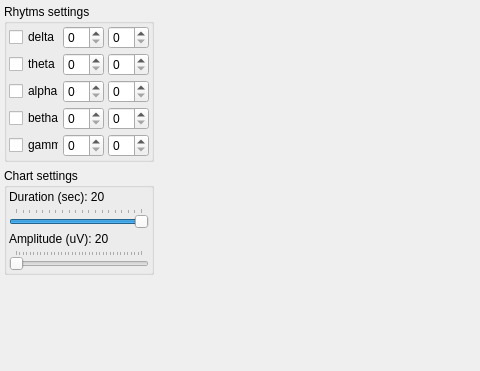
First picture: the form in UI/rhytmwindow.ui, repository ZarkSPb/BB_Python, before the edit; both pictures show x 0 to 480 and y 0 to 371 of the 980 by 649 pixel window.
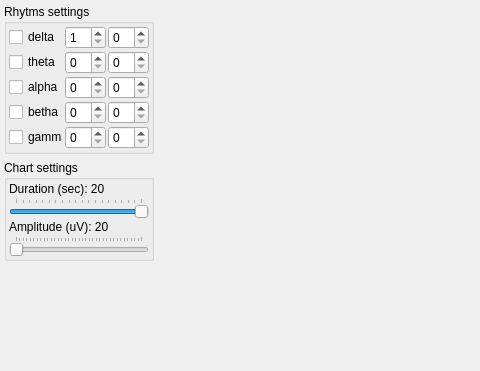
Second picture: the form after the edit.

Commit message: Open rhytm window

The edit to the form file:
```diff
--- a/UI/rhytmwindow.ui
+++ b/UI/rhytmwindow.ui
@@ -78,7 +78,7 @@
           <number>2</number>
          </property>
          <property name="spacing">
-          <number>4</number>
+          <number>2</number>
          </property>
          <item row="0" column="0">
           <widget class="QCheckBox" name="checkBox">
@@ -89,6 +89,9 @@
          </item>
          <item row="0" column="1">
           <widget class="QSpinBox" name="spinBox">
+           <property name="minimum">
+            <number>1</number>
+           </property>
            <property name="maximum">
             <number>50</number>
            </property>
@@ -181,7 +184,7 @@
          <item row="4" column="2">
           <widget class="QSpinBox" name="spinBox_10">
            <property name="maximum">
-            <number>50</number>
+            <number>48</number>
            </property>
           </widget>
          </item>
@@ -195,7 +198,7 @@
         </property>
         <layout class="QVBoxLayout" name="LayoutChartSettings">
          <property name="spacing">
-          <number>4</number>
+          <number>2</number>
          </property>
          <property name="leftMargin">
           <number>2</number>
```
Left out of the diff: 6 changed lines with no effect on the pictures. The commit also changes 6 other files.
